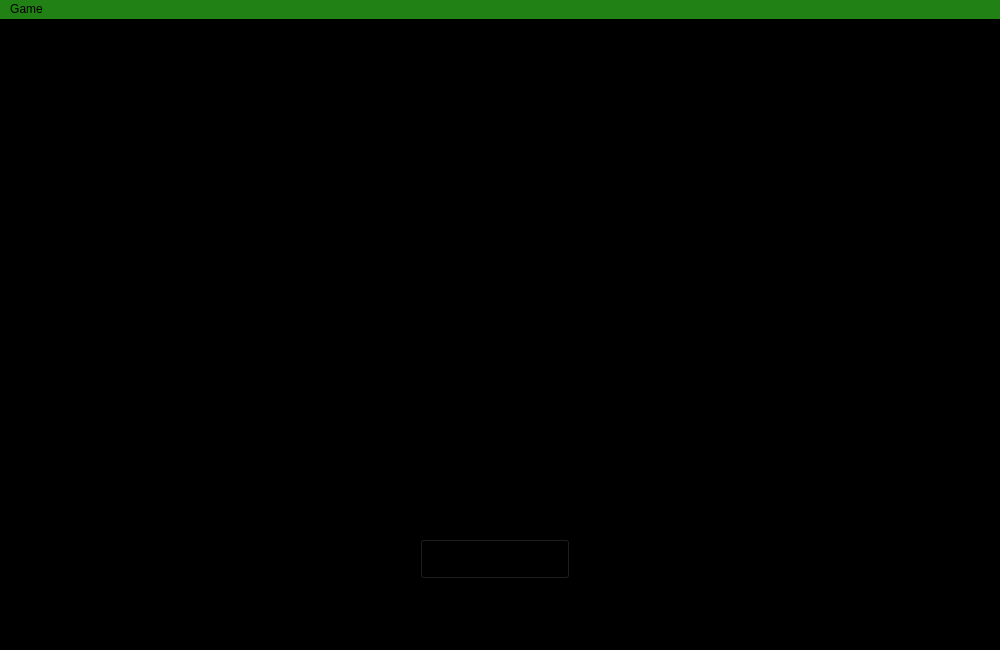
This is mainwindow.ui in jasonpliszak/BlackJackGame_EC327 as Qt 5 draws it before an edit. The edited form follows.
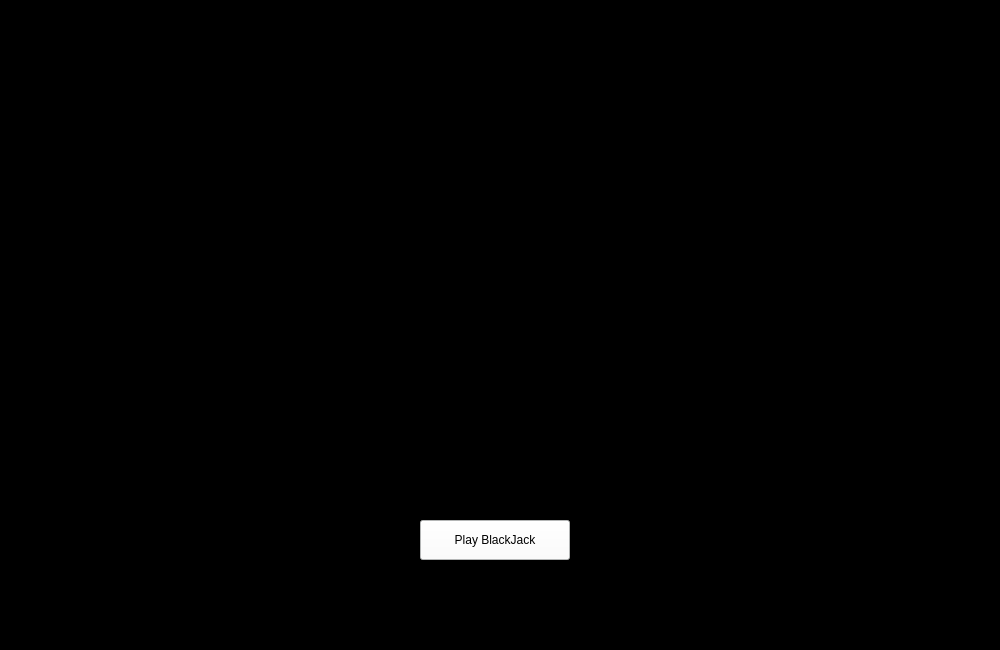
This is the edited form.

```diff
--- a/mainwindow.ui
+++ b/mainwindow.ui
@@ -30,7 +30,8 @@
      </rect>
     </property>
     <property name="styleSheet">
-     <string notr="true">background-color: rgb(0,0, 0);</string>
+     <string notr="true">background-color: rgb(252, 255, 255);
+color: rgb(0, 0, 0);</string>
     </property>
     <property name="text">
      <string>Play BlackJack</string>
@@ -40,7 +41,7 @@
     <property name="geometry">
      <rect>
       <x>0</x>
-      <y>-30</y>
+      <y>0</y>
       <width>1000</width>
       <height>650</height>
      </rect>
@@ -64,7 +65,8 @@
     <property name="font">
      <font>
       <family>PT Sans Caption</family>
-      <pointsize>19</pointsize>
+      <pointsize>25</pointsize>
+      <bold>true</bold>
      </font>
     </property>
     <property name="autoFillBackground">
@@ -75,7 +77,7 @@
 color: rgb(0, 0, 0);</string>
     </property>
     <property name="text">
-     <string>WELCOME TO BLACKJACK</string>
+     <string>EC327 Casino App</string>
     </property>
     <property name="alignment">
      <set>Qt::AlignCenter</set>
@@ -85,25 +87,6 @@
    <zorder>play_button</zorder>
    <zorder>label</zorder>
   </widget>
-  <widget class="QMenuBar" name="menubar">
-   <property name="geometry">
-    <rect>
-     <x>0</x>
-     <y>0</y>
-     <width>1000</width>
-     <height>37</height>
-    </rect>
-   </property>
-   <widget class="QMenu" name="menuBlackJack">
-    <property name="styleSheet">
-     <string notr="true">background-color: rgb(54, 148, 30);</string>
-    </property>
-    <property name="title">
-     <string>Game</string>
-    </property>
-   </widget>
-   <addaction name="menuBlackJack"/>
-  </widget>
  </widget>
  <resources/>
  <connections/>
```
